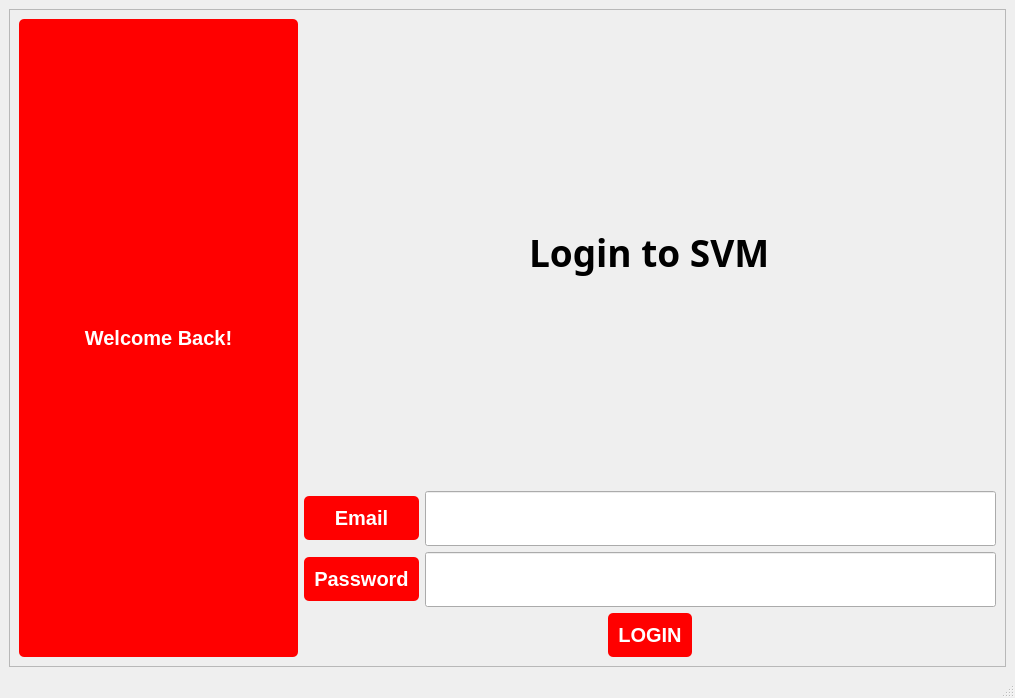
fatma105/Vending-Machine-App, file QT resource/login.ui: the form before one commit.
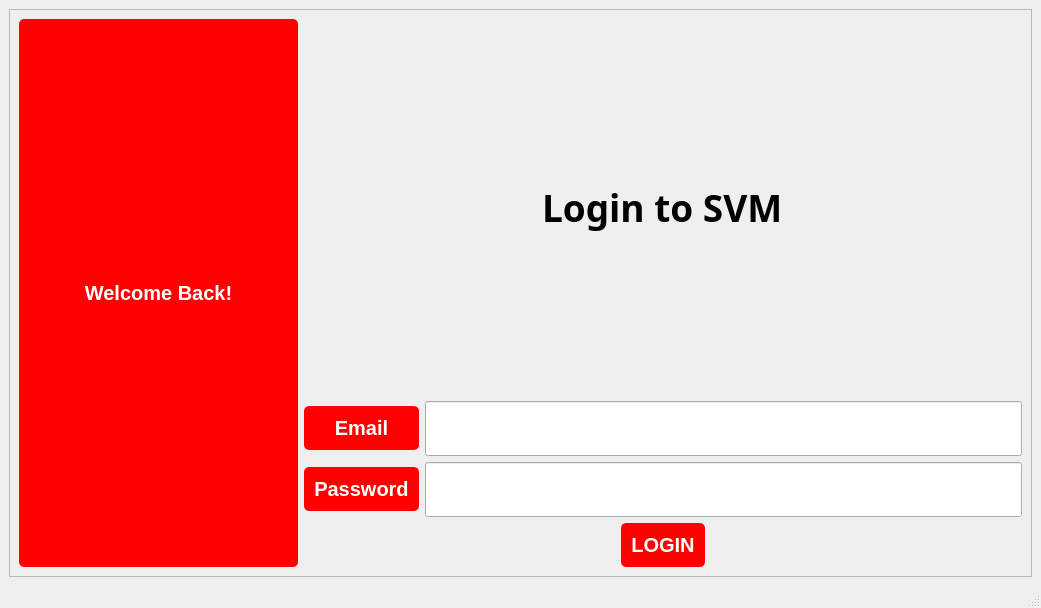
The form after the commit.

```diff
--- a/QT resource/login.ui
+++ b/QT resource/login.ui
@@ -6,8 +6,8 @@
    <rect>
     <x>0</x>
     <y>0</y>
-    <width>1015</width>
-    <height>698</height>
+    <width>1041</width>
+    <height>608</height>
    </rect>
   </property>
   <property name="maximumSize">
@@ -49,7 +49,7 @@
 </string>
   </property>
   <widget class="QWidget" name="centralwidget">
-   <layout class="QGridLayout" name="gridLayout_2">
+   <layout class="QGridLayout" name="gridLayout_3">
     <item row="0" column="0">
      <widget class="QScrollArea" name="scrollArea">
       <property name="widgetResizable">
@@ -60,10 +60,12 @@
         <rect>
          <x>0</x>
          <y>0</y>
-         <width>991</width>
-         <height>649</height>
+         <width>1017</width>
+         <height>559</height>
         </rect>
        </property>
+       <layout class="QGridLayout" name="gridLayout_2">
+        <item row="0" column="0">
        <layout class="QGridLayout" name="gridLayout">
         <item row="0" column="0">
          <layout class="QHBoxLayout" name="horizontalLayout_6">
@@ -263,6 +265,8 @@
                  </size>
                 </property>
                </spacer>
+                </item>
+               </layout>
               </item>
              </layout>
             </item>
```
Lines whose indentation alone changed are shown as unchanged.
